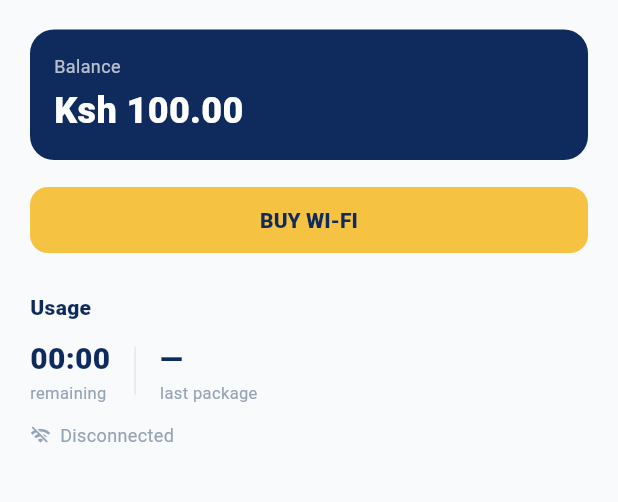
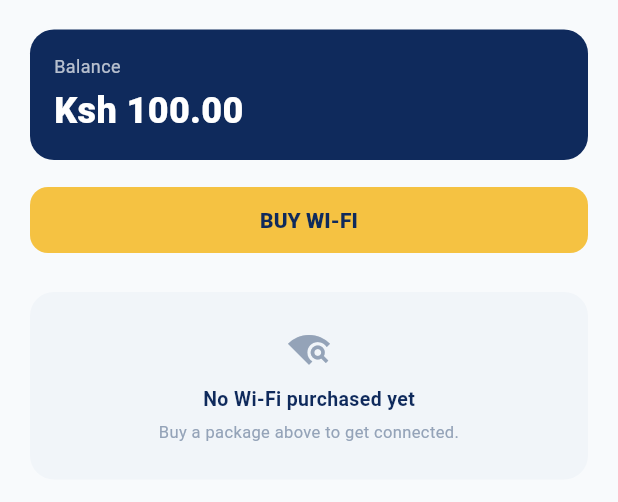
Before and after one commit to Isaackmogaka/ZoniFi-App, a Flutter app: the HomeScreen screen opened directly, on a phone screen of 412 x 824 dp, the part 134-636 px from its top. Run offline on Flutter 3.47's test engine with Material 3 defaults, Android fonts, the phone set to English and light mode, and no system bars.

Commit message:
Add empty state to HomeScreen for first-time users
- Added hasEverPurchased check (wallet.lastPackageLabel != null) to
  branch between two views, same conditional pattern as
  ConnectedScreen's isConnected check from Phase 4
- Extracted existing stats UI into _buildUsageStats(), shown once a
  user has completed at least one purchase
- Added _buildEmptyState(): a friendly 'No Wi-Fi purchased yet' card
  with clear next-step guidance, replacing raw 00:00/— placeholder
  values that could read as a bug to first-time users
- Real loading states (spinners for actual network calls) deferred to
  Phase 5, since there's no genuine async operation to represent yet

```diff
--- a/lib/screens/home_screen.dart
+++ b/lib/screens/home_screen.dart
@@ -11,6 +11,12 @@ class HomeScreen extends StatelessWidget {
   @override
   Widget build(BuildContext context) {
     final wallet = context.watch<WalletState>();
+
+    // A simple, honest way to know if this user has EVER completed a
+    // purchase: lastPackageLabel only gets set inside startSession(),
+    // so null means "never bought anything," regardless of current
+    // balance or connection status.
+    final hasEverPurchased = wallet.lastPackageLabel != null;
 
     return Scaffold(
       body: SafeArea(
@@ -36,13 +42,6 @@ class HomeScreen extends StatelessWidget {
                       style: TextStyle(color: Colors.white70, fontSize: 12),
                     ),
                     const SizedBox(height: 4),
-                    // TweenAnimationBuilder automatically retargets from
-                    // whatever value it's CURRENTLY showing to the new
-                    // wallet.balance, every time this rebuilds — no
-                    // manual "previous value" tracking needed. The
-                    // begin: 0 below only matters on the very first
-                    // build; every change after that animates smoothly
-                    // from wherever it currently is.
                     TweenAnimationBuilder<double>(
                       tween: Tween<double>(begin: 0, end: wallet.balance),
                       duration: const Duration(milliseconds: 600),
@@ -74,6 +73,28 @@ class HomeScreen extends StatelessWidget {
                 ),
               ),
               const SizedBox(height: 24),
+
+              // The branch point: same pattern as ConnectedScreen's
+              // isConnected check in Phase 4. One condition, two
+              // completely different widget trees.
+              if (hasEverPurchased)
+                _buildUsageStats(wallet)
+              else
+                _buildEmptyState(),
+            ],
+          ),
+        ),
+      ),
+    );
+  }
+
+  /// The normal usage stats, shown once the user has bought at least
+  /// one package. Unchanged from before, just extracted into its own
+  /// method so build() stays readable now that there are two branches.
+  Widget _buildUsageStats(WalletState wallet) {
+    return Column(
+      crossAxisAlignment: CrossAxisAlignment.start,
+      children: [
         const Text(
           'Usage',
           style: TextStyle(
@@ -120,8 +141,39 @@ class HomeScreen extends StatelessWidget {
           ],
         ),
       ],
+    );
+  }
+
+  /// Shown only the very first time — before any purchase has ever
+  /// happened. Replaces raw zeros and a lone dash with something that
+  /// actually explains what to do next.
+  Widget _buildEmptyState() {
+    return Container(
+      width: double.infinity,
+      padding: const EdgeInsets.symmetric(vertical: 24, horizontal: 16),
+      decoration: BoxDecoration(
+        color: const Color(0xFFF1F5F9),
+        borderRadius: BorderRadius.circular(16),
+      ),
+      child: Column(
+        children: [
+          const Icon(Icons.wifi_find, size: 28, color: AppColors.slate400),
+          const SizedBox(height: 10),
+          const Text(
+            'No Wi-Fi purchased yet',
+            style: TextStyle(
+              fontWeight: FontWeight.w700,
+              fontSize: 13,
+              color: AppColors.navy,
             ),
           ),
+          const SizedBox(height: 4),
+          const Text(
+            'Buy a package above to get connected.',
+            style: TextStyle(fontSize: 11, color: AppColors.slate400),
+            textAlign: TextAlign.center,
+          ),
+        ],
       ),
     );
   }
```
Lines whose indentation alone changed are shown as unchanged.
